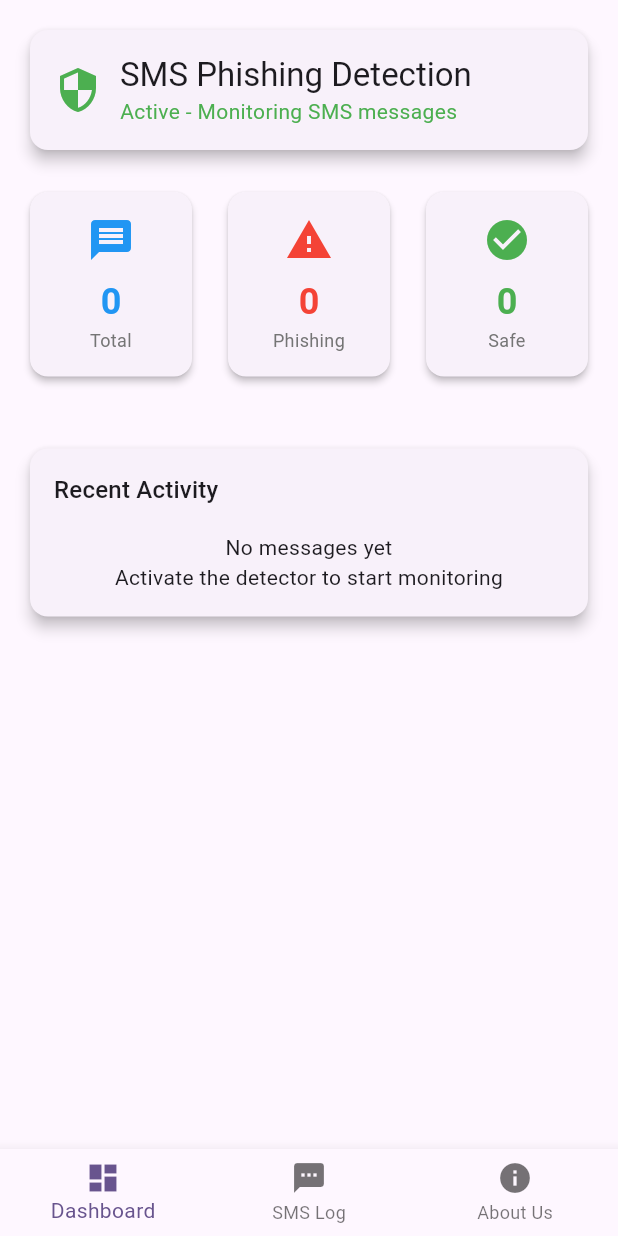
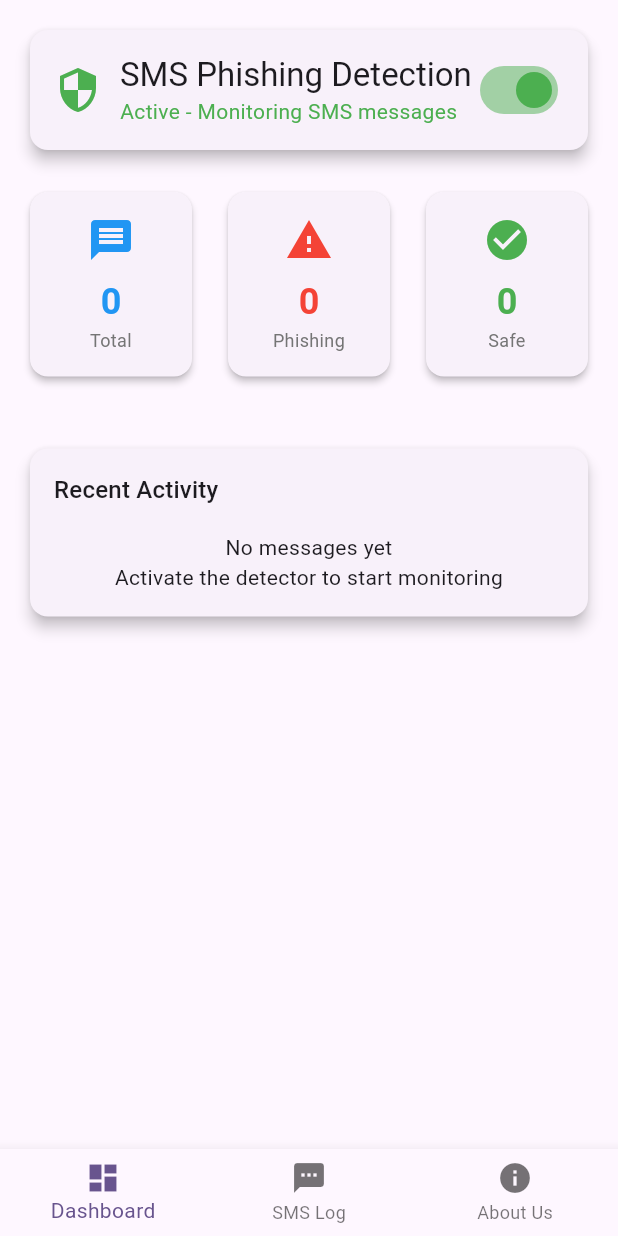
Before and after one commit to ameerasyraf1999/phish_detective_2, a Flutter app: the screen it shows after launch, on a phone screen of 412 x 824 dp. Run offline on Flutter 3.47's test engine with Material 3 defaults, Android fonts, the phone set to English and light mode, and no system bars; our stand-ins replace fl_chart, shared_preferences, sqflite; missing offline and left inert: another_telephony; accounts and stored records are empty.

```diff
--- a/lib/main.dart
+++ b/lib/main.dart
@@ -11,6 +11,12 @@ List<Map<String, dynamic>> fetchedMessages = [];
 @pragma('vm:entry-point')
 Future<void> backgroundMessageHandler(SmsMessage message) async {
   // Do nothing or minimal work here. Do not update fetchedMessages.
+}
+
+enum MonitoringState { active, inactive }
+
+class MonitoringController {
+  static MonitoringState state = MonitoringState.active;
 }
 
 void main() async {
@@ -33,6 +39,7 @@ void main() async {
   final telephony = Telephony.instance;
   telephony.listenIncomingSms(
     onNewMessage: (SmsMessage message) async {
+      if (MonitoringController.state == MonitoringState.inactive) return;
       final msgMap = {
         'sms': message,
         'isAnalyzed': false,
--- a/lib/screens/dashboard_screen.dart
+++ b/lib/screens/dashboard_screen.dart
@@ -1,9 +1,40 @@
 import 'package:flutter/material.dart';
 import 'package:fl_chart/fl_chart.dart';
+import 'package:shared_preferences/shared_preferences.dart';
 import '../main.dart';
 
-class DashboardScreen extends StatelessWidget {
+class DashboardScreen extends StatefulWidget {
   const DashboardScreen({super.key});
+
+  @override
+  State<DashboardScreen> createState() => _DashboardScreenState();
+}
+
+class _DashboardScreenState extends State<DashboardScreen> {
+  bool isActive = true;
+
+  @override
+  void initState() {
+    super.initState();
+    _loadActivationState();
+  }
+
+  Future<void> _loadActivationState() async {
+    final prefs = await SharedPreferences.getInstance();
+    final saved = prefs.getBool('monitoring_active');
+    final newActive = saved ?? true;
+    setState(() {
+      isActive = newActive;
+    });
+    MonitoringController.state = newActive
+        ? MonitoringState.active
+        : MonitoringState.inactive;
+  }
+
+  Future<void> _saveActivationState(bool value) async {
+    final prefs = await SharedPreferences.getInstance();
+    await prefs.setBool('monitoring_active', value);
+  }
 
   @override
   Widget build(BuildContext context) {
@@ -33,7 +64,11 @@ class DashboardScreen extends StatelessWidget {
         padding: const EdgeInsets.all(16.0),
         child: Row(
           children: [
-            Icon(Icons.security, size: 32, color: Colors.green),
+            Icon(
+              isActive ? Icons.security : Icons.security_outlined,
+              size: 32,
+              color: isActive ? Colors.green : Colors.grey,
+            ),
             const SizedBox(width: 12),
             Expanded(
               child: Column(
@@ -44,13 +79,29 @@ class DashboardScreen extends StatelessWidget {
                     style: Theme.of(context).textTheme.titleLarge,
                   ),
                   Text(
-                    'Active - Monitoring SMS messages',
-                    style: Theme.of(
-                      context,
-                    ).textTheme.bodyMedium?.copyWith(color: Colors.green),
+                    isActive
+                        ? 'Active - Monitoring SMS messages'
+                        : 'Inactive - Monitoring paused',
+                    style: Theme.of(context).textTheme.bodyMedium?.copyWith(
+                      color: isActive ? Colors.green : Colors.grey,
+                    ),
                   ),
                 ],
               ),
+            ),
+            Switch(
+              value: isActive,
+              onChanged: (val) async {
+                setState(() {
+                  isActive = val;
+                });
+                MonitoringController.state = val
+                    ? MonitoringState.active
+                    : MonitoringState.inactive;
+                await _saveActivationState(val);
+              },
+              activeColor: Colors.green,
+              inactiveThumbColor: Colors.grey,
             ),
           ],
         ),
--- a/pubspec.yaml
+++ b/pubspec.yaml
@@ -40,6 +40,7 @@ dependencies:
   sqflite: ^2.3.3
   path: ^1.9.0
   fl_chart: ^1.0.0
+  shared_preferences: ^2.2.2
 
 dev_dependencies:
   flutter_test:
```
Also changed, not shown: pubspec.lock, 2 other files.
